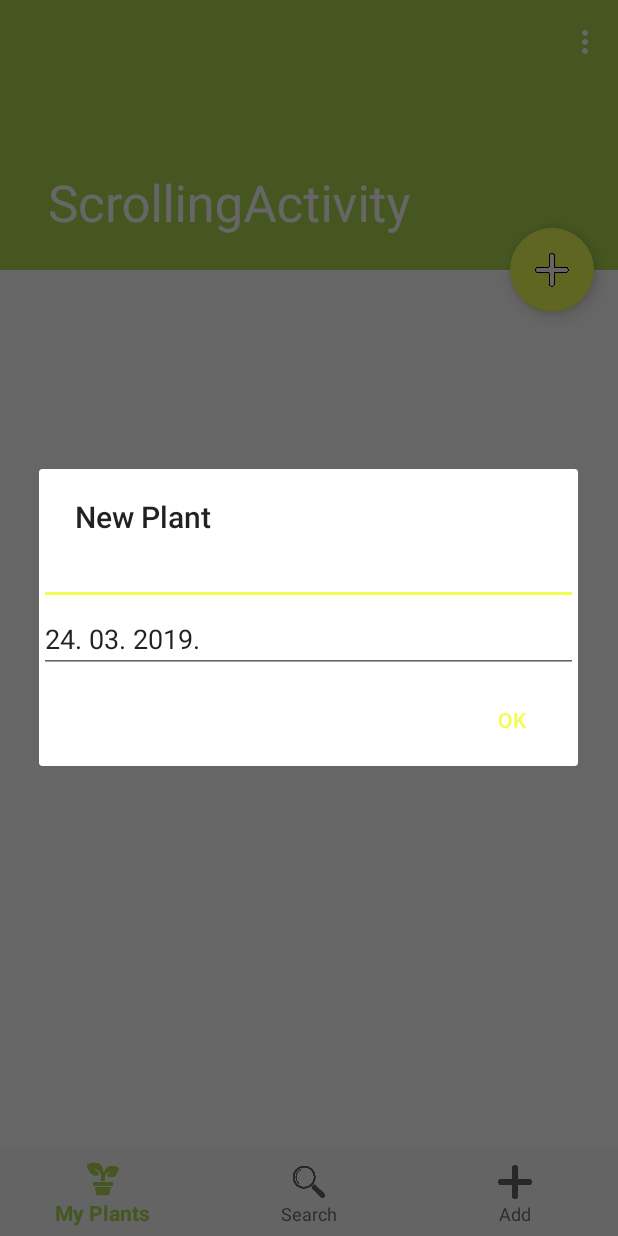
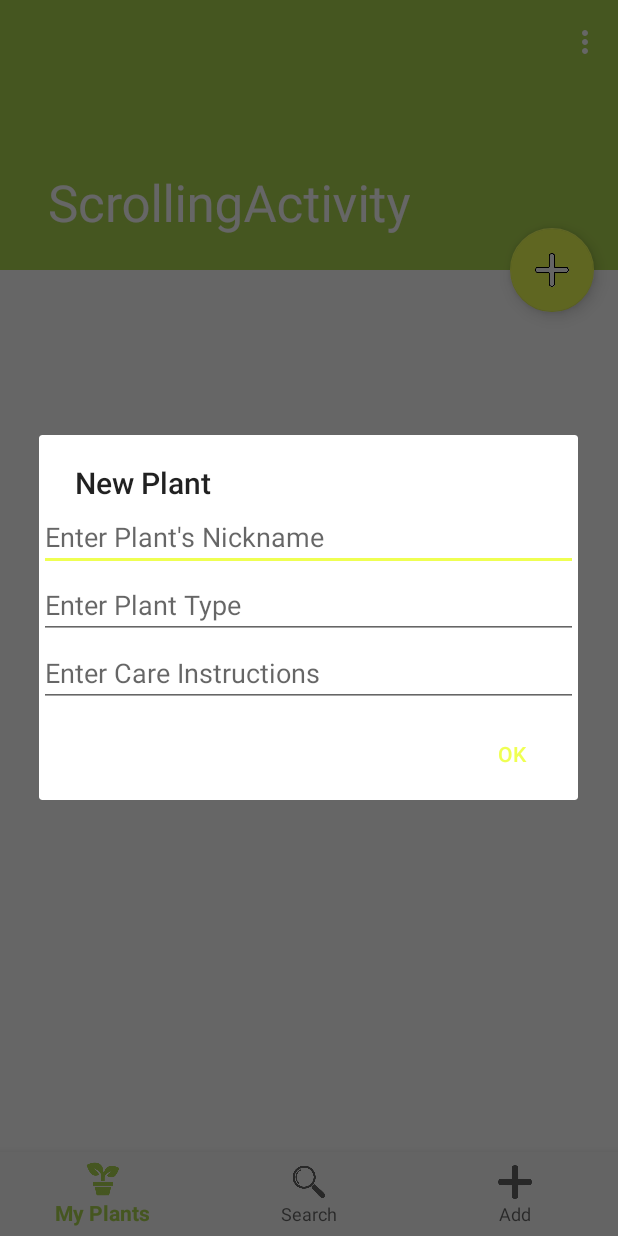
Before and after one commit to scoheleach/PlantOrDie, an Android app: the screen it shows after launch (ScrollingActivity), after a tap on an icon or button, on a phone screen of 412 x 824 dp. Run offline under Robolectric (Android 15) with nearby library versions, the phone set to English and light mode, and no system bars; our stand-ins replace Room's generated code; libraries missing offline, so code that uses them is left out: uk.co.samuelwall; 3 statements that could not run were skipped.

Commit message:
edited plant object to have appropriate parameters, added plant info activity

```diff
--- a/PlantOrDieApp/app/build.gradle
+++ b/PlantOrDieApp/app/build.gradle
@@ -27,7 +27,7 @@ android {
 
 dependencies {
     implementation fileTree(dir: 'libs', include: ['*.jar'])
-    implementation"org.jetbrains.kotlin:kotlin-stdlib-jdk7:$kotlin_version"
+    implementation "org.jetbrains.kotlin:kotlin-stdlib-jdk7:$kotlin_version"
     implementation 'com.android.support:appcompat-v7:28.0.0'
     implementation 'com.android.support:design:28.0.0'
     implementation 'com.android.support.constraint:constraint-layout:1.1.3'
--- a/PlantOrDieApp/app/src/main/AndroidManifest.xml
+++ b/PlantOrDieApp/app/src/main/AndroidManifest.xml
@@ -9,6 +9,10 @@
             android:roundIcon="@mipmap/ic_launcher_round"
             android:supportsRtl="true"
             android:theme="@style/AppTheme">
+        <activity android:name=".PlantInfoActivity">
+        </activity>
+        <activity android:name=".EncyclopediaActivity">
+        </activity>
         <activity
                 android:name=".BottomNavActivity"
                 android:label="@string/title_activity_bottom_nav">
--- a/PlantOrDieApp/app/src/main/res/layout/new_plant_dialog.xml
+++ b/PlantOrDieApp/app/src/main/res/layout/new_plant_dialog.xml
@@ -5,12 +5,18 @@
               android:layout_height="match_parent">
 
     <EditText
-            android:id="@+id/etPlant"
+            android:id="@+id/etPlantName"
+            android:layout_width="match_parent"
+            android:layout_height="match_parent"
+            android:hint="Enter Plant's Nickname"/>
+    <EditText
+            android:id="@+id/etPlantType"
+            android:hint="Enter Plant Type"
             android:layout_width="match_parent"
             android:layout_height="match_parent"/>
     <EditText
-            android:id="@+id/etDate"
-            android:text="24. 03. 2019."
+            android:id="@+id/etPlantDesc"
+            android:hint="Enter Care Instructions"
             android:layout_width="match_parent"
             android:layout_height="match_parent"/>
 
--- a/PlantOrDieApp/app/src/main/res/values/strings.xml
+++ b/PlantOrDieApp/app/src/main/res/values/strings.xml
@@ -95,5 +95,8 @@
     <string name="title_home">Home</string>
     <string name="title_dashboard">Dashboard</string>
     <string name="title_notifications">Notifications</string>
+    <string name="plant_type">plant type</string>
+    <string name="add_this_plant">Add this Plant to Your Plants</string>
+    <string name="care_instructions">care instructions</string>
     <!--<string name = "ap"-->
 </resources>
```
Also changed, not shown: PlantOrDieApp/app/src/main/java/hu/ait/plantordieapp/PlantInfoActivity.kt (added, +12 -0 lines), PlantOrDieApp/app/src/main/java/hu/ait/plantordieapp/adapter/PlantAdapter.kt (+5 -10 lines), PlantOrDieApp/app/src/main/java/hu/ait/plantordieapp/data/Plant.kt (+6 -3 lines), PlantOrDieApp/app/src/main/res/layout/activity_plant_info.xml (added, +34 -0 lines), PlantOrDieApp/app/src/main/res/layout/plant_row.xml (+4 -4 lines).
